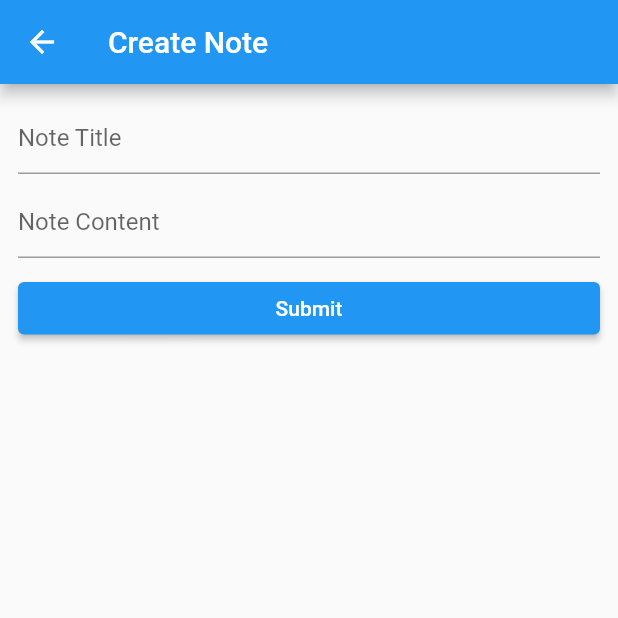
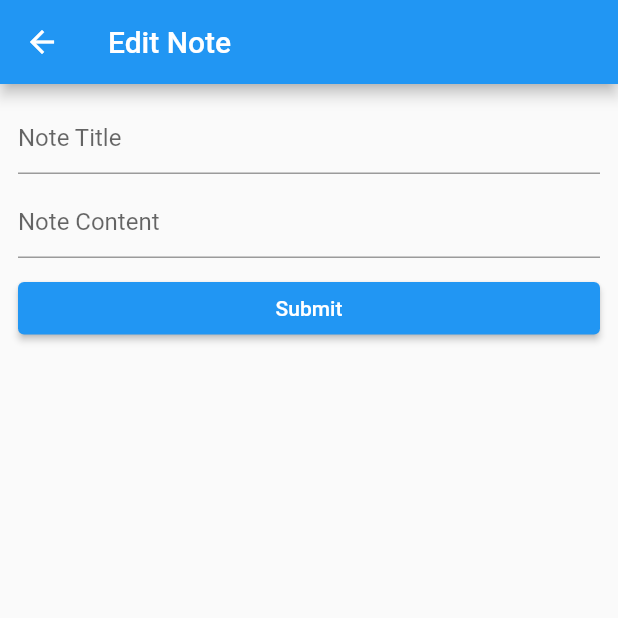
Before and after one commit to LibradillaJoshuaF21/consuming_rest_api, a Flutter app: the screen it shows after launch, after a tap on "Note 1", on a phone screen of 412 x 824 dp, the top half of it. Run offline on Flutter 3.47's test engine with Material 2 defaults, Android fonts, the phone set to English and light mode, and no system bars.

Commit message:
Implemented Note Title Change

```diff
--- a/lib/views/note_list.dart
+++ b/lib/views/note_list.dart
@@ -48,8 +48,9 @@ class NoteList extends StatelessWidget {
             subtitle: Text(
                 'Last edited on ${formatDateTime(notes[index].lastEditDateTime!)}'),
             onTap: () {
-              Navigator.of(context)
-                  .push(MaterialPageRoute(builder: (context) => NoteModify()));
+              Navigator.of(context).push(MaterialPageRoute(
+                  builder: (context) =>
+                      NoteModify(noteID: notes[index].noteID)));
             },
           );
         },
--- a/lib/views/note_modify.dart
+++ b/lib/views/note_modify.dart
@@ -1,10 +1,15 @@
 import 'package:flutter/material.dart';
 
 class NoteModify extends StatelessWidget {
+  const NoteModify({Key? key, this.noteID}) : super(key: key);
+
+  final String? noteID;
+  bool get isEditing => noteID != null;
+
   @override
   Widget build(BuildContext context) {
     return Scaffold(
-      appBar: AppBar(title: const Text('Create Note')),
+      appBar: AppBar(title: Text(!isEditing ? 'Create Note' : 'Edit Note')),
       body: Padding(
         padding: const EdgeInsets.all(12.0),
         child: Column(
```
